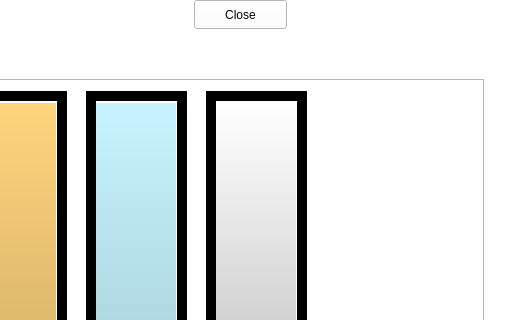
This is mainwindow.ui in mattymactutor/BeltonC_LED as Qt 5 draws it before an edit; both pictures show x 426 to 950 and y 0 to 320 of the 950 by 492 pixel window. The edited form follows.
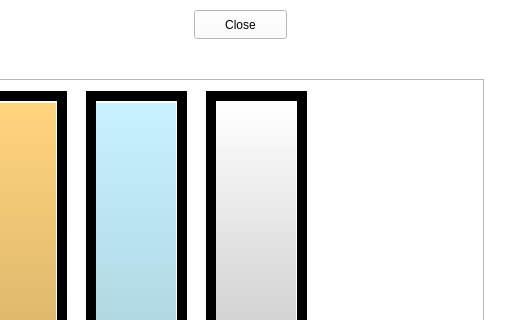
This is the edited form.

```diff
--- a/mainwindow.ui
+++ b/mainwindow.ui
@@ -1058,7 +1058,7 @@
     <property name="geometry">
      <rect>
       <x>620</x>
-      <y>0</y>
+      <y>10</y>
       <width>93</width>
       <height>29</height>
      </rect>
```
